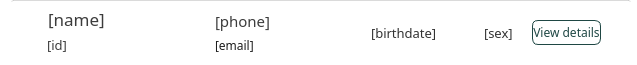
The window that ui/item_patients.ui (karlito20/AdoraFlowProject) describes before a commit, drawn with Qt 5.
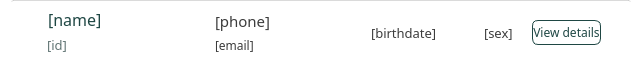
The same window after the commit.

Diff of the .ui file:
```diff
--- a/ui/item_patients.ui
+++ b/ui/item_patients.ui
@@ -553,11 +553,11 @@
            <property name="font">
             <font>
              <family>Slate Medium</family>
-             <pointsize>13</pointsize>
+             <pointsize>12</pointsize>
             </font>
            </property>
            <property name="styleSheet">
-            <string notr="true">color: rgb(60, 60, 60);</string>
+            <string notr="true">color: #1F4744;</string>
            </property>
            <property name="text">
             <string>[name]</string>
@@ -573,7 +573,8 @@
             </font>
            </property>
            <property name="styleSheet">
-            <string notr="true">color: rgb(60, 60, 60);</string>
+            <string notr="true">color: #607473;
+</string>
            </property>
            <property name="text">
             <string>[id]</string>
@@ -617,7 +618,7 @@
             </font>
            </property>
            <property name="styleSheet">
-            <string notr="true">color: rgb(30, 30, 30);</string>
+            <string notr="true">color: rgb(60, 60, 60);</string>
            </property>
            <property name="text">
             <string>[email]</string>
@@ -639,8 +640,7 @@
             </font>
            </property>
            <property name="styleSheet">
-            <string notr="true">color: rgb(50, 50, 50);
-</string>
+            <string notr="true">color: rgb(60, 60, 60);</string>
            </property>
            <property name="text">
             <string>[birthdate]</string>
@@ -667,7 +667,7 @@
             </font>
            </property>
            <property name="styleSheet">
-            <string notr="true">color: rgb(50, 50, 50);
+            <string notr="true">color: rgb(60, 60, 60);
 padding-left: 20px;</string>
            </property>
            <property name="text">
```
